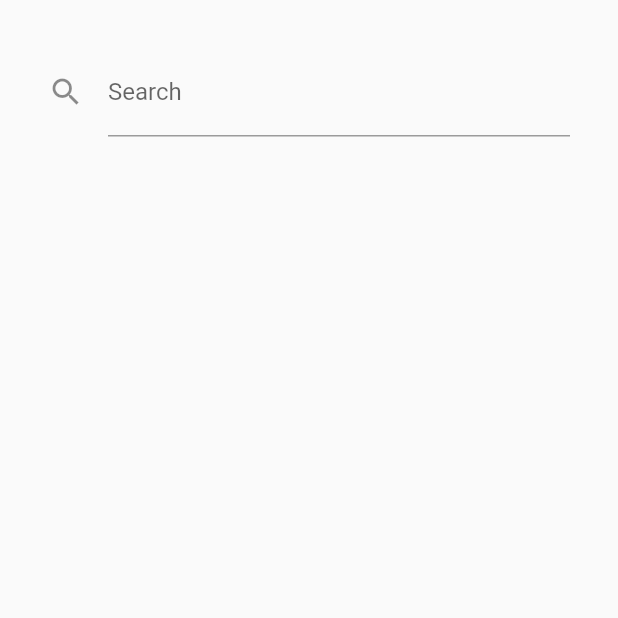
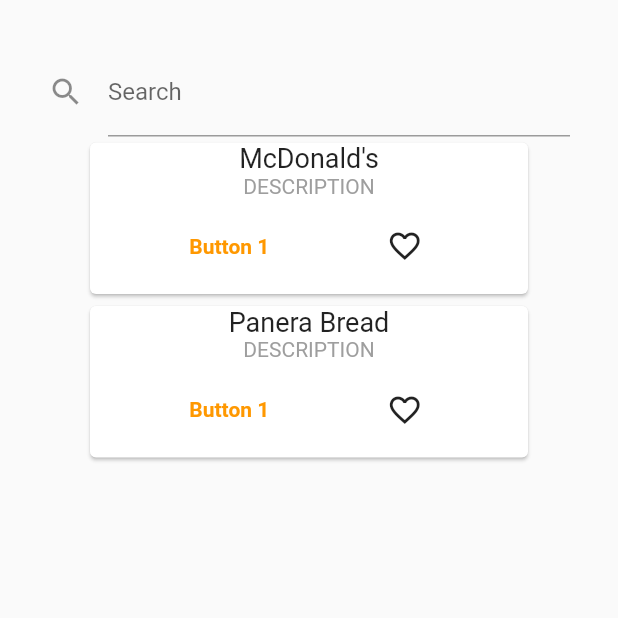
Before and after one commit to AbhishekVangipuram/ez_eats, a Flutter app: the SearchScreen screen opened directly, on a phone screen of 412 x 824 dp, the top half of it. Run offline on Flutter 3.47's test engine with Material 2 defaults, Android fonts, the phone set to English and light mode, and no system bars; our stand-ins replace hive, hive_flutter; accounts and stored records are empty.

Commit message:
created restaurant cards

```diff
--- a/lib/main.dart
+++ b/lib/main.dart
@@ -1,6 +1,7 @@
 // import 'dart:developer';
 import 'dart:convert';
 import 'package:ez_eats/screens/add_user_screen.dart';
+import 'package:ez_eats/screens/search_screen.dart';
 import 'package:ez_eats/screens/user_list_screen.dart';
 import 'package:flutter/material.dart';
 import 'package:flutter/services.dart';
@@ -17,6 +18,9 @@ void main() async {
   await Hive.initFlutter();
   await Hive.openBox("text");
   Hive.box("text").put("center_text", "");
+  await Hive.openBox("favorites");
+  await Hive.box("favorites").put("McDonald's", false);
+  await Hive.box('favorites').put("Panera Bread", false);
   WidgetsFlutterBinding.ensureInitialized();
   runApp(const MyApp());
 }
@@ -52,7 +56,7 @@ class MyApp extends StatelessWidget {
           appBarTheme: AppBarTheme(
               backgroundColor: Colors.green[300],
               foregroundColor: Colors.white)),
-      home: AppBody());
+      home: SearchScreen());
   }
 }
 
--- a/lib/screens/search_screen.dart
+++ b/lib/screens/search_screen.dart
@@ -1,7 +1,16 @@
 import 'package:flutter/material.dart';
+import 'package:hive_flutter/hive_flutter.dart';
 
-class SearchScreen extends StatelessWidget{
-  const SearchScreen({Key? key}) : super(key: key);
+class SearchScreen extends StatefulWidget{
+  SearchScreen({Key? key}) : super(key: key);
+
+  @override
+  _SearchScreenState createState() => _SearchScreenState();
+
+}
+
+class _SearchScreenState extends State<SearchScreen>{
+  TextEditingController clr = TextEditingController();
 
   @override
   Widget build(BuildContext context) {
@@ -10,19 +19,75 @@ class SearchScreen extends StatelessWidget{
         body: Container(
         padding: const EdgeInsets.all(32),
         child: ListView(
-          children: const [
+          children:  [
             // ListTile(title: Text("HELLO WORLD")),
             TextField(
-              decoration: InputDecoration(
+              controller: clr,
+              decoration: const InputDecoration(
                 icon: Icon(Icons.search),
                 labelText: "Search"
                 ),
-              )
+              ),
+            restaurantList()
+
             ],
+
           )
         ),
       )
     );
   }
 
+  Widget restaurantCard(String name){
+    String imgPath = '';
+    bool alreadySaved = Hive.box("favorites").get(name);
+    return SizedBox(
+      width: 300,
+      // height: 150,
+      child: Card(
+        child: InkWell(
+          splashColor: Colors.grey.withAlpha(50),
+          onTap: () {
+
+          },
+          child: Column(
+            children: [
+              // Image.asset(imgPath),
+              Text(name, style: const TextStyle(fontSize: 18, fontFamily: "")),
+              Text("DESCRIPTION", style: const TextStyle(fontSize: 14, color: Colors.grey)),
+              ButtonBar(
+                alignment: MainAxisAlignment.spaceEvenly,
+                children: [
+                  TextButton(
+                    onPressed: () {
+                      print('BUTTON PRESSED');
+                    },
+                    child: Text("Button 1", style: TextStyle(fontWeight: FontWeight.bold, color: Colors.orange[500]))
+                  ),
+                  IconButton(
+                    onPressed: () {
+                      print('ICON PRESSED');
+                      setState(() {
+                          Hive.box("favorites").put(name, !Hive.box("favorites").get(name));
+                      });
+                    },
+                    icon: Icon(alreadySaved ? Icons.favorite : Icons.favorite_border_sharp, color: alreadySaved ? Colors.red : null))
+                ],
+              )
+            ]
+          )
+        )
+      )
+    );
+  }
+
+  Widget restaurantList(){
+    return Column(
+      children: [
+        restaurantCard("McDonald's"),
+        restaurantCard("Panera Bread")
+      ],
+    );
+  }
+
 }
```
